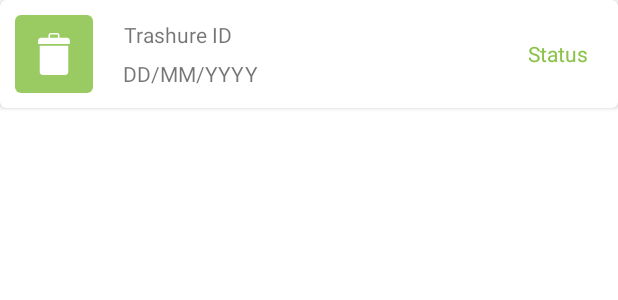
After one commit to ehangehang/trashure, an Android app: the layout card_setoran.xml on its own in the app's theme, with its tools: preview values and no code run, on a phone screen of 412 x 824 dp. The commit adds this screen. Shown: the top 300 px of the screen. Run offline under Robolectric (Android 15) with nearby library versions, the phone set to English and light mode, and no system bars.

Commit message:
a little bit stuck on making RecyclerView in fragments

```diff
--- /dev/null
+++ b/app/src/main/res/drawable/ic_sampah_card.xml
@@ -0,0 +1,16 @@
+<vector xmlns:android="http://schemas.android.com/apk/res/android"
+    android:width="52dp"
+    android:height="52dp"
+    android:viewportWidth="52"
+    android:viewportHeight="52">
+  <path
+      android:pathData="M4,0L48,0A4,4 0,0 1,52 4L52,48A4,4 0,0 1,48 52L4,52A4,4 0,0 1,0 48L0,4A4,4 0,0 1,4 0z"
+      android:fillColor="#8BC34A"
+      android:fillAlpha="0.87"/>
+  <path
+      android:pathData="M34.6869,15.1698H29.6981V13.5849C29.6981,12.7111 28.987,12 28.1132,12H23.8868C23.013,12 22.3019,12.7111 22.3019,13.5849V15.1698H17.3131C16.2771,15.1698 15.434,16.013 15.434,17.049V19.3962H16.4906H35.5094H36.566V17.049C36.566,16.013 35.7229,15.1698 34.6869,15.1698ZM28.6415,15.1698H23.3585V13.5849C23.3585,13.2933 23.5957,13.0566 23.8868,13.0566H28.1132C28.4043,13.0566 28.6415,13.2933 28.6415,13.5849V15.1698Z"
+      android:fillColor="#ffffff"/>
+  <path
+      android:pathData="M16.4906,38.03C16.4906,39.1161 17.3744,40 18.4606,40H33.5389C34.6256,40 35.5089,39.1161 35.5089,38.03V20.4528H16.49V38.03H16.4906Z"
+      android:fillColor="#ffffff"/>
+</vector>
--- /dev/null
+++ b/app/src/main/res/layout/card_setoran.xml
@@ -0,0 +1,55 @@
+<?xml version="1.0" encoding="utf-8"?>
+<androidx.cardview.widget.CardView xmlns:android="http://schemas.android.com/apk/res/android"
+    xmlns:app="http://schemas.android.com/apk/res-auto"
+    android:layout_width="match_parent"
+    android:layout_height="wrap_content"
+    app:cardCornerRadius="4dp">
+
+    <LinearLayout
+        android:layout_width="match_parent"
+        android:layout_height="wrap_content"
+        android:orientation="horizontal"
+        android:padding="10dp">
+
+        <ImageView
+            android:layout_width="wrap_content"
+            android:layout_height="wrap_content"
+            android:src="@drawable/ic_sampah_card" />
+
+        <LinearLayout
+            android:layout_width="wrap_content"
+            android:layout_height="match_parent"
+            android:orientation="vertical"
+            android:paddingHorizontal="20dp">
+
+            <TextView
+                android:id="@+id/cardTrashureID"
+                android:layout_width="wrap_content"
+                android:layout_height="0dp"
+                android:layout_weight="1"
+                android:gravity="center"
+                android:text="Trashure ID" />
+
+            <TextView
+                android:id="@+id/cardTrashureDate"
+                android:layout_width="wrap_content"
+                android:layout_height="0dp"
+                android:layout_weight="1"
+                android:gravity="center"
+                android:text="DD/MM/YYYY" />
+
+        </LinearLayout>
+
+        <TextView
+            android:id="@+id/cardTrashureStatus"
+            android:layout_width="match_parent"
+            android:layout_height="wrap_content"
+            android:layout_gravity="center_vertical|end"
+            android:paddingHorizontal="10dp"
+            android:text="Status"
+            android:textAlignment="textEnd"
+            android:textColor="@color/green_primary" />
+
+    </LinearLayout>
+
+</androidx.cardview.widget.CardView>
--- a/app/src/main/res/layout/fragment_akun.xml
+++ b/app/src/main/res/layout/fragment_akun.xml
@@ -26,7 +26,7 @@
             android:gravity="center"
             android:orientation="vertical">
 
-            <de.hdodenhof.circleimageview.CircleImageView
+            <com.mikhaellopez.circularimageview.CircularImageView
                 android:layout_width="100dp"
                 android:layout_height="100dp"
                 android:src="@drawable/stock_profile_picture" />
@@ -194,7 +194,7 @@
                 android:layout_width="match_parent"
                 android:layout_height="wrap_content"
                 android:layout_marginHorizontal="42dp"
-                android:backgroundTint="#FF5722"
+                android:backgroundTint="@color/orange_accent"
                 android:paddingVertical="16dp"
                 android:text="Keluar"
                 android:textAllCaps="false"
--- a/app/src/main/res/values/colors.xml
+++ b/app/src/main/res/values/colors.xml
@@ -9,4 +9,6 @@
     <color name="white">#FFFFFFFF</color>
     <color name="green_primary">#8BC34A</color>
     <color name="green_secondary">#689F38</color>
+    <color name="gray_background">#F8F8F8</color>
+    <color name="orange_accent">#FF5722</color>
 </resources>
--- a/build.gradle
+++ b/build.gradle
@@ -18,6 +18,7 @@ allprojects {
     repositories {
         google()
         jcenter()
+        maven { url 'https://jitpack.io' }
     }
 }
 
```
Also changed, not shown: app/build.gradle (+4 -3 lines), app/src/main/java/com/example/trashure/adapter/AdapterSetoran.kt (added, +82 -0 lines), app/src/main/java/com/example/trashure/homefragments/BerandaFragment.kt (+49 -0 lines), app/src/main/res/layout/fragment_beranda.xml (+17 -9 lines).
